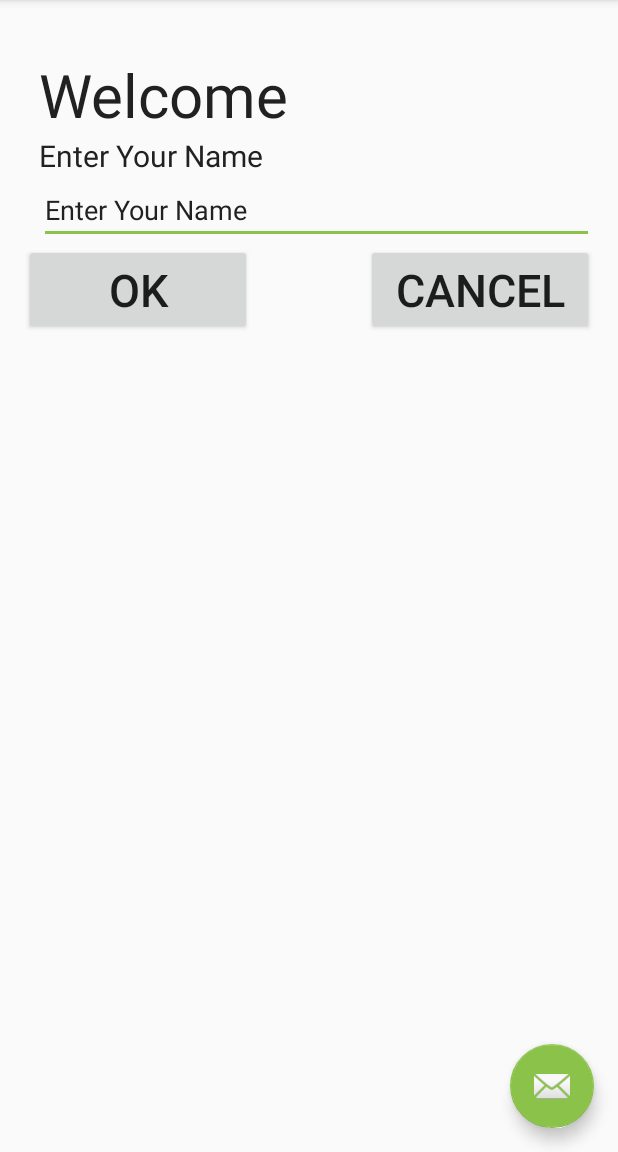
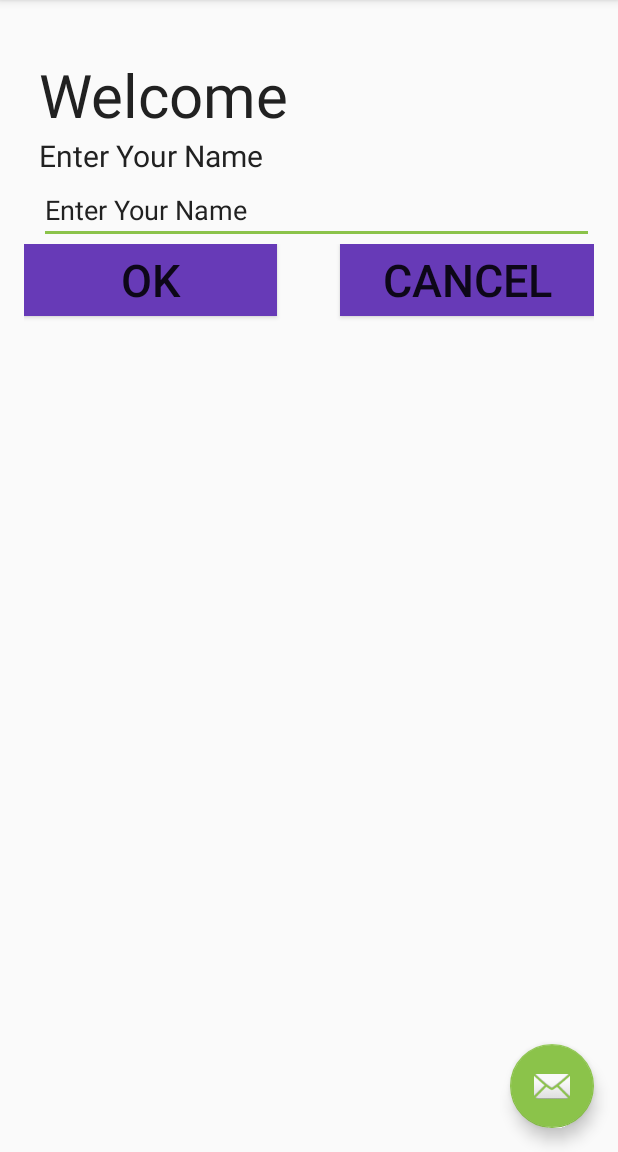
Before and after one commit to Bennyva/COMP3025-LayoutReview, an Android app: the screen it shows after launch (MainActivity), on a phone screen of 412 x 824 dp, the part 84-1236 px from its top. Run offline under Robolectric (Android 15) with nearby library versions, the phone set to English and light mode, and no system bars.

Commit message:
second commit

```diff
--- a/app/src/main/res/layout/content_main.xml
+++ b/app/src/main/res/layout/content_main.xml
@@ -57,13 +57,14 @@
             android:text="@string/ok_button_text"
             android:id="@+id/OKButton"
             android:textSize="@dimen/btn_text_size"
-            android:layout_weight="2" />
+            android:layout_weight="2"
+            android:background="@color/colorPrimary" />
 
         <TextView
             android:layout_width="0dp"
             android:layout_height="wrap_content"
             android:id="@+id/textView"
-            android:layout_weight="1" />
+            android:layout_weight="0.5" />
 
         <Button
             android:layout_width="0dp"
@@ -71,7 +72,8 @@
             android:text="@string/cancel_button_text"
             android:id="@+id/CancelButton"
             android:textSize="@dimen/btn_text_size"
-            android:layout_weight="2" />
+            android:layout_weight="2"
+            android:background="@color/colorPrimary" />
 
     </LinearLayout>
 </LinearLayout>
```
